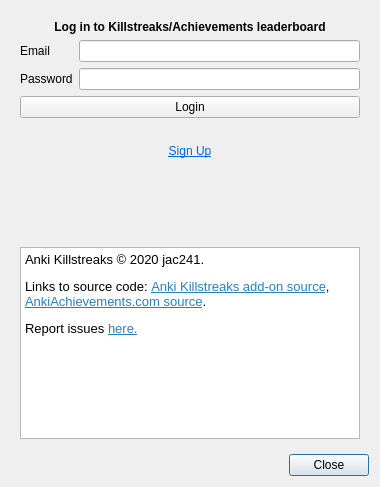
Old version of the form designer/profile_settings_dialog.ui in the repository jac241/anki_killstreaks.
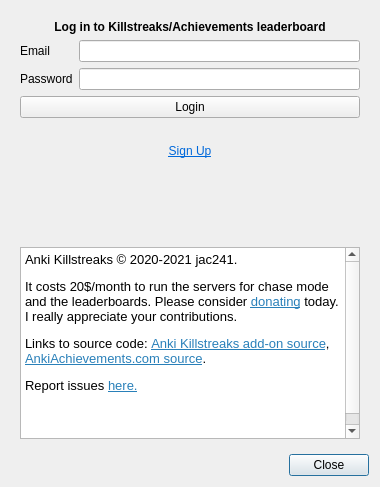
New version of the form.

Commit message:
Adds uuid to achievements, adds donate links
UUID for achievements because there were many instances of achievements
getting posted with the same client_uuid and client_db_id which created
all sorts of problems on the website.

```diff
--- a/designer/profile_settings_dialog.ui
+++ b/designer/profile_settings_dialog.ui
@@ -135,9 +135,12 @@
 &lt;html&gt;&lt;head&gt;&lt;meta name=&quot;qrichtext&quot; content=&quot;1&quot; /&gt;&lt;style type=&quot;text/css&quot;&gt;
 p, li { white-space: pre-wrap; }
 &lt;/style&gt;&lt;/head&gt;&lt;body style=&quot; font-family:'Noto Sans'; font-size:10pt; font-weight:400; font-style:normal;&quot;&gt;
-&lt;p style=&quot; margin-top:12px; margin-bottom:12px; margin-left:0px; margin-right:0px; -qt-block-indent:0; text-indent:0px;&quot;&gt;Anki Killstreaks © 2020 jac241.&lt;/p&gt;
+&lt;p style=&quot; margin-top:12px; margin-bottom:12px; margin-left:0px; margin-right:0px; -qt-block-indent:0; text-indent:0px;&quot;&gt;Anki Killstreaks © 2020-2021 jac241.&lt;/p&gt;
+&lt;p style=&quot; margin-top:0px; margin-bottom:0px; margin-left:0px; margin-right:0px; -qt-block-indent:0; text-indent:0px;&quot;&gt;It costs 20$/month to run the servers for chase mode and the leaderboards. Please consider &lt;a href=&quot;https://cash.app/$jac241&quot;&gt;&lt;span style=&quot; text-decoration: underline; color:#2980b9;&quot;&gt;donating&lt;/span&gt;&lt;/a&gt; today. I really appreciate your contributions.&lt;/p&gt;
 &lt;p style=&quot; margin-top:12px; margin-bottom:12px; margin-left:0px; margin-right:0px; -qt-block-indent:0; text-indent:0px;&quot;&gt;Links to source code: &lt;a href=&quot;https://github.com/jac241/anki_killstreaks&quot;&gt;&lt;span style=&quot; text-decoration: underline; color:#2980b9;&quot;&gt;Anki Killstreaks add-on source&lt;/span&gt;&lt;/a&gt;, &lt;a href=&quot;https://github.com/jac241/spaced_rep_achievements&quot;&gt;&lt;span style=&quot; text-decoration: underline; color:#2980b9;&quot;&gt;AnkiAchievements.com source&lt;/span&gt;&lt;/a&gt;.&lt;/p&gt;
-&lt;p style=&quot; margin-top:12px; margin-bottom:12px; margin-left:0px; margin-right:0px; -qt-block-indent:0; text-indent:0px;&quot;&gt;Report issues &lt;a href=&quot;https://github.com/jac241/anki_killstreaks/issues&quot;&gt;&lt;span style=&quot; text-decoration: underline; color:#2980b9;&quot;&gt;here&lt;/span&gt;&lt;/a&gt;&lt;a href=&quot;https://github.com/jac241/spaced_rep_achievements&quot;&gt;&lt;span style=&quot; text-decoration: underline; color:#2980b9;&quot;&gt;.&lt;/span&gt;&lt;/a&gt;&lt;/p&gt;&lt;/body&gt;&lt;/html&gt;</string>
+&lt;p style=&quot; margin-top:12px; margin-bottom:12px; margin-left:0px; margin-right:0px; -qt-block-indent:0; text-indent:0px;&quot;&gt;Report issues &lt;a href=&quot;https://github.com/jac241/anki_killstreaks/issues&quot;&gt;&lt;span style=&quot; text-decoration: underline; color:#2980b9;&quot;&gt;here&lt;/span&gt;&lt;/a&gt;&lt;a href=&quot;https://github.com/jac241/spaced_rep_achievements&quot;&gt;&lt;span style=&quot; text-decoration: underline; color:#2980b9;&quot;&gt;.&lt;/span&gt;&lt;/a&gt;&lt;/p&gt;
+&lt;p style=&quot;-qt-paragraph-type:empty; margin-top:12px; margin-bottom:12px; margin-left:0px; margin-right:0px; -qt-block-indent:0; text-indent:0px; text-decoration: underline; color:#2980b9;&quot;&gt;&lt;br /&gt;&lt;/p&gt;
+&lt;p style=&quot;-qt-paragraph-type:empty; margin-top:0px; margin-bottom:0px; margin-left:0px; margin-right:0px; -qt-block-indent:0; text-indent:0px;&quot;&gt;&lt;br /&gt;&lt;/p&gt;&lt;/body&gt;&lt;/html&gt;</string>
            </property>
            <property name="openExternalLinks">
             <bool>true</bool>
```
The commit also changes 5 other files.
